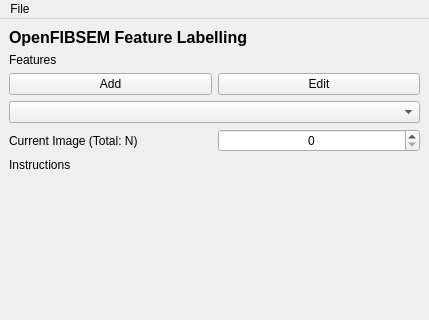
Old version of the form fibsem/ui/qtdesigner_files/FibsemFeatureDetectionUI.ui in the repository DeMarcoLab/fibsem; both pictures show x 0 to 429 and y 0 to 320 of the 429 by 648 pixel window.
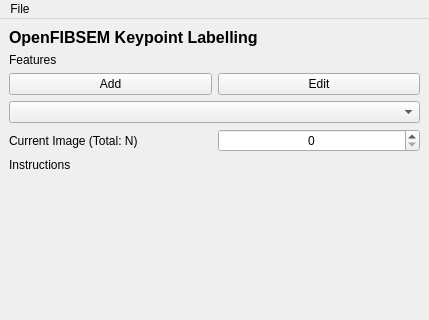
New version of the form.

Commit message: rename keypoint labelling

```diff
--- a/fibsem/ui/qtdesigner_files/FibsemFeatureDetectionUI.ui
+++ b/fibsem/ui/qtdesigner_files/FibsemFeatureDetectionUI.ui
@@ -28,7 +28,7 @@
        </font>
       </property>
       <property name="text">
-       <string>OpenFIBSEM Feature Labelling</string>
+       <string>OpenFIBSEM Keypoint Labelling</string>
       </property>
      </widget>
     </item>
```
The commit also changes 2 other files.
